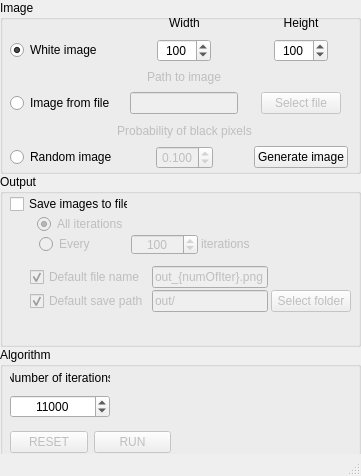
Above: Application/UiMainWindow.ui from mcxenonik/Python_LangtonsAnt before the change. Below: the same form after it.
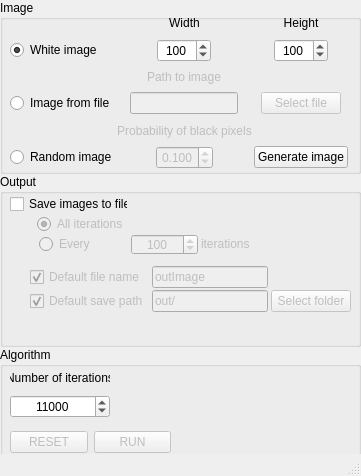
That is the form after the change.

Diff of the .ui file:
```diff
--- a/Application/UiMainWindow.ui
+++ b/Application/UiMainWindow.ui
@@ -10,6 +10,12 @@
     <height>476</height>
    </rect>
   </property>
+  <property name="sizePolicy">
+   <sizepolicy hsizetype="Preferred" vsizetype="Preferred">
+    <horstretch>0</horstretch>
+    <verstretch>0</verstretch>
+   </sizepolicy>
+  </property>
   <property name="windowTitle">
    <string>MainWindow</string>
   </property>
@@ -461,8 +467,11 @@
            <property name="enabled">
             <bool>false</bool>
            </property>
+           <property name="inputMask">
+            <string>NNNNNNNNNN</string>
+           </property>
            <property name="text">
-            <string>out_{numOfIter}.png</string>
+            <string>outImage</string>
            </property>
           </widget>
          </item>
```
Left out of the diff: 5 changed lines with no effect on the pictures.
